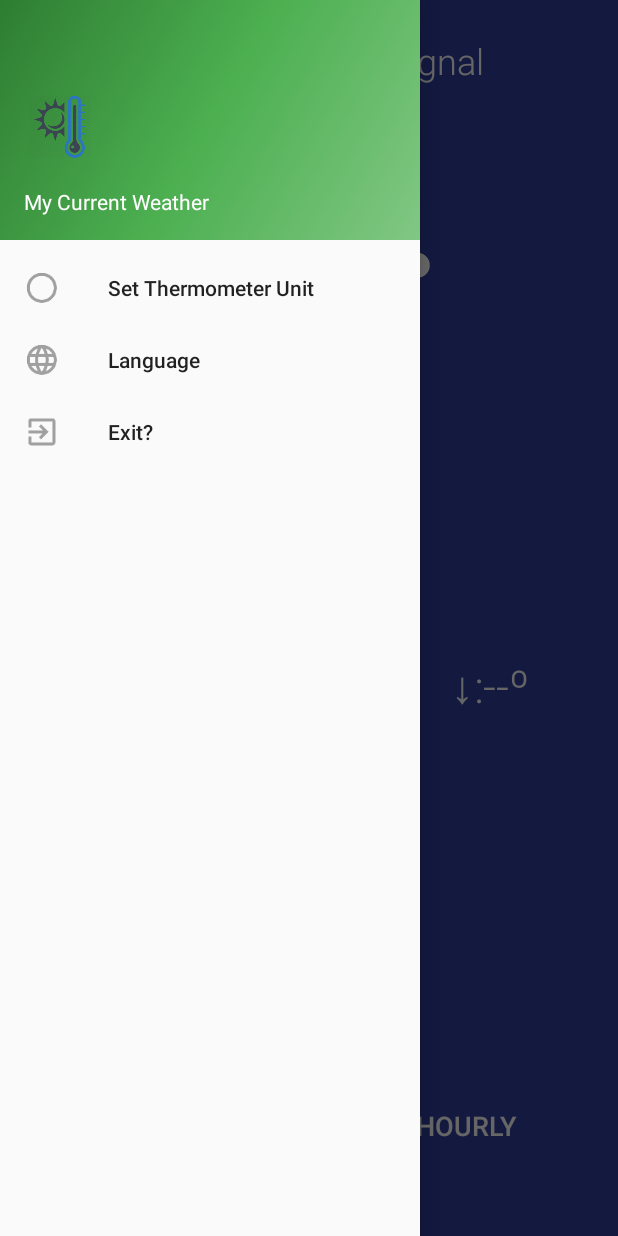
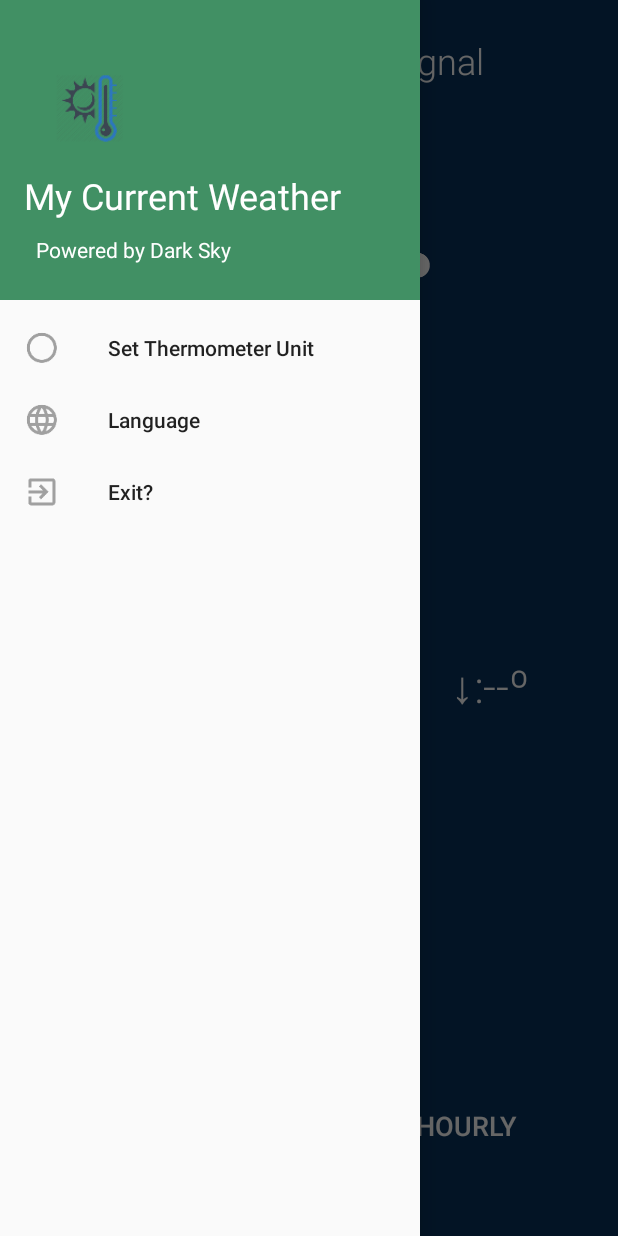
Before and after one commit to eusan91/MyCurrentWeather, an Android app: the screen it shows after launch (MainActivity), on a phone screen of 412 x 824 dp. Run offline under Robolectric (Android 15) with nearby library versions, the phone set to English and light mode, and no system bars.

Commit message:
updates to nav and colors

```diff
--- a/app/src/main/java/com/santamaria/mycurrentweather/Activities/MainActivity.kt
+++ b/app/src/main/java/com/santamaria/mycurrentweather/Activities/MainActivity.kt
@@ -6,6 +6,7 @@ import android.content.Intent
 import android.content.pm.PackageManager
 import android.location.Geocoder
 import android.location.LocationManager
+import android.net.Uri
 import android.os.Build
 import android.support.v7.app.AppCompatActivity
 import android.os.Bundle
@@ -169,6 +170,13 @@ class MainActivity : AppCompatActivity(), NavigationView.OnNavigationItemSelecte
     }
 
     fun onRefreshData(view : View) {
+
+    }
+
+    fun openDarkSkyWeb(view : View) {
+
+        val browserIntent = Intent(Intent.ACTION_VIEW, Uri.parse("https://darksky.net/poweredby/"))
+        startActivity(browserIntent)
 
     }
 
--- a/app/src/main/res/drawable/side_nav_bar.xml
+++ /dev/null
@@ -1,9 +0,0 @@
-<shape xmlns:android="http://schemas.android.com/apk/res/android"
-    android:shape="rectangle">
-    <gradient
-        android:angle="135"
-        android:centerColor="#4CAF50"
-        android:endColor="#2E7D32"
-        android:startColor="#81C784"
-        android:type="linear" />
-</shape>
--- a/app/src/main/res/layout/activity_main.xml
+++ b/app/src/main/res/layout/activity_main.xml
@@ -4,7 +4,7 @@
     xmlns:tools="http://schemas.android.com/tools"
     android:layout_width="match_parent"
     android:layout_height="match_parent"
-    android:background="@color/colorPrimaryDark"
+    android:background="@color/background"
     tools:context="com.santamaria.mycurrentweather.Activities.MainActivity"
     tools:layout_editor_absoluteY="25dp"
     tools:layout_editor_absoluteX="0dp">
--- a/app/src/main/res/layout/nav_header.xml
+++ b/app/src/main/res/layout/nav_header.xml
@@ -2,25 +2,38 @@
 <LinearLayout xmlns:android="http://schemas.android.com/apk/res/android"
     xmlns:app="http://schemas.android.com/apk/res-auto"
     android:layout_width="match_parent"
-    android:layout_height="160dp"
-    android:background="@drawable/side_nav_bar"
+    android:layout_height="200dp"
+    android:background="@color/nav_background"
     android:gravity="bottom"
     android:orientation="vertical"
     android:padding="16dp"
-    android:theme="@style/ThemeOverlay.AppCompat.Dark">
+    android:theme="@style/ThemeOverlay.AppCompat.Dark"
+    android:weightSum="1">
 
     <ImageView
         android:id="@+id/imageView"
-        android:layout_width="wrap_content"
+        android:layout_width="88dp"
         android:layout_height="wrap_content"
         android:paddingTop="16dp"
-        app:srcCompat="@mipmap/ic_launcher" />
+        app:srcCompat="@mipmap/ic_launcher"
+        android:layout_weight="0.22" />
 
     <TextView
         android:layout_width="match_parent"
         android:layout_height="wrap_content"
         android:paddingTop="16dp"
+        android:layout_marginBottom="2dp"
         android:text="@string/my_current_weather"
+        android:textAppearance="@style/TextAppearance.AppCompat.Body1"
+        android:textSize="24sp" />
+
+    <TextView
+        android:id="@+id/idUrl"
+        android:layout_width="match_parent"
+        android:layout_height="wrap_content"
+        android:padding="8dp"
+        android:text="Powered by Dark Sky"
+        android:onClick="openDarkSkyWeb"
         android:textAppearance="@style/TextAppearance.AppCompat.Body1" />
 
 
--- a/app/src/main/res/values/colors.xml
+++ b/app/src/main/res/values/colors.xml
@@ -1,7 +1,10 @@
 <?xml version="1.0" encoding="utf-8"?>
 <resources>
     <color name="colorPrimary">#3F51B5</color>
-    <color name="colorPrimaryDark">#303F9F</color>
+    <color name="colorPrimaryDark">#08335d</color>
     <color name="colorAccent">#FF4081</color>
     <color name="whiteText">#FFFF</color>
+
+    <color name="background">#08335d</color>
+    <color name="nav_background">#419064</color>
 </resources>
```
